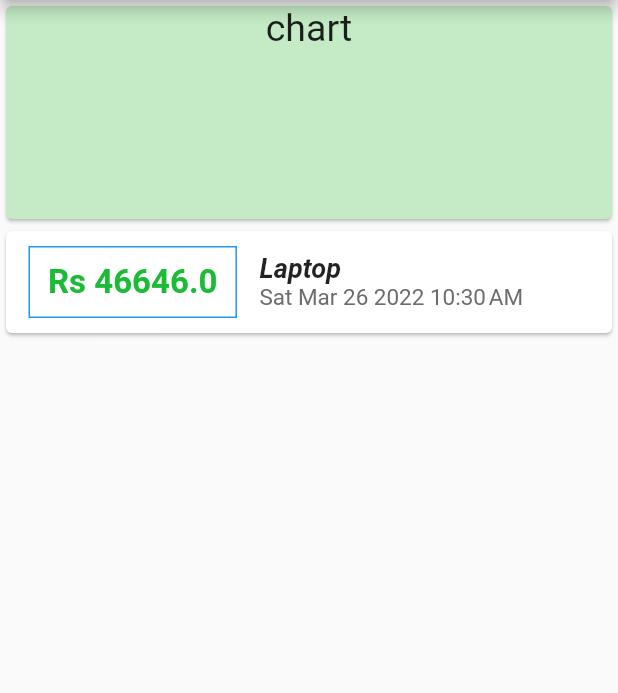
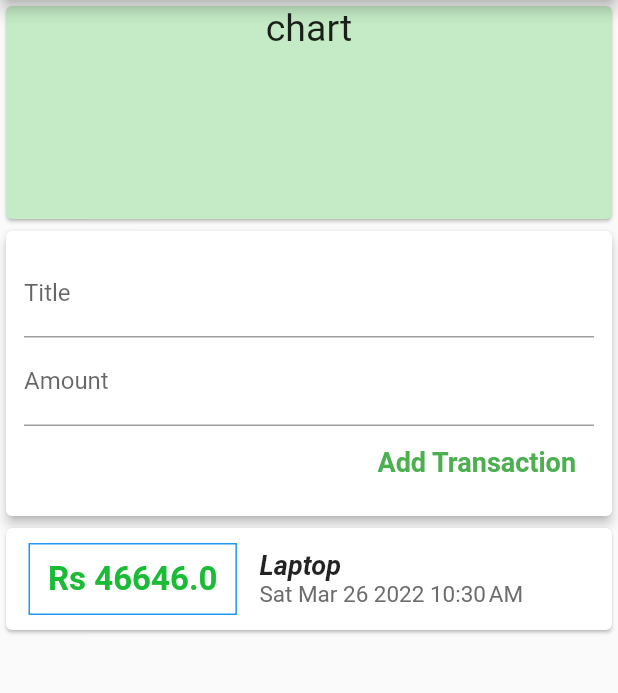
Before and after one commit to amitpanwar789/Personal-Expenses, a Flutter app: the screen it shows after launch, on a phone screen of 412 x 824 dp, the part 84-777 px from its top. Run offline on Flutter 3.47's test engine with Material 2 defaults, Android fonts, the phone set to English and light mode, and no system bars.

Commit message:
splitting widget

```diff
--- a/lib/main.dart
+++ b/lib/main.dart
@@ -1,10 +1,7 @@
-// ignore_for_file: prefer_const_constructors, must_be_immutable
+// ignore_for_file: prefer_const_constructors, must_be_immutable, prefer_const_literals_to_create_immutables
 
 import 'package:flutter/material.dart';
-import 'package:intl/intl.dart';
-import './tansaction.dart';
-
-
+import './widgets/user_transaction.dart';
 void main() => runApp(MyApp());
 
 class MyApp extends StatelessWidget {
@@ -21,16 +18,15 @@ class MyApp extends StatelessWidget {
 
 // ignore: use_key_in_widget_constructors
 class MyHomePage extends StatelessWidget {
-  final List<Transaction> tansactions = [
-    Transaction(id: '4544', date: DateTime.now(), price: 46646, title: "Laptop"),
-  ];
   @override
   Widget build(BuildContext context) {
     return Scaffold(
         appBar: AppBar(
           title: Text('Personal Expense'),
         ),
-        body: Column(
+        body: SingleChildScrollView(
+          child: Container(
+            child: Column(
               mainAxisAlignment: MainAxisAlignment.start,
               crossAxisAlignment: CrossAxisAlignment.center,
               children: <Widget>[
@@ -47,46 +43,11 @@ class MyHomePage extends StatelessWidget {
                     color: Color.fromARGB(255, 196, 235, 197),
                   ),
                 ),
-            Column(
-              children: tansactions.map((TX) {
-                return Card(
-                    child: Row(
-                  mainAxisAlignment: MainAxisAlignment.start,
-                  children: [
-                    Container(
-                      margin:
-                          EdgeInsets.symmetric(horizontal: 15, vertical: 10),
-                      child: Text("Rs ${TX.price}" ,
-                          style: TextStyle(
-                              fontWeight: FontWeight.bold,
-                              fontSize: 22,
-                              color: Color.fromARGB(255, 26, 187, 53))),
-                      padding:
-                          EdgeInsets.symmetric(vertical: 10, horizontal: 12),
-                      decoration:
-                          BoxDecoration(border: Border.all(color: Colors.blue)),
+                UserTransaction(),
+
+              ],
             ),
-                    Column(
-                      crossAxisAlignment: CrossAxisAlignment.start,
-                      children: [
-                        Text(
-                          TX.title,
-                          style: TextStyle(
-                              fontSize: 18,
-                              fontStyle: FontStyle.italic,
-                              fontWeight: FontWeight.bold),
           ),
-                        Text(
-                          DateFormat('EEE MMM d yyyy').add_jm().format(TX.date),
-                          style: TextStyle(fontSize: 15, color: Color.fromARGB(255, 109, 108, 108)),
-                        ),
-                      ],
-                    )
-                  ],
-                ));
-              }).toList(),
-            )
-          ],
         ));
   }
 }
--- a/lib/tansaction.dart
+++ b/lib/models/tansaction.dart
@@ -1,4 +1,3 @@
-import 'package:flutter/foundation.dart';
 
 class Transaction{
   final String id;
--- /dev/null
+++ b/lib/widgets/new_transaction.dart
@@ -0,0 +1,42 @@
+// ignore_for_file: prefer_const_constructors, deprecated_member_use
+
+import 'package:flutter/material.dart';
+
+class NewTransaction extends StatelessWidget {
+  //const NewTransaction({Key? key}) : super(key: key);
+  final Function AddNewTrans;
+  NewTransaction(this.AddNewTrans);
+  String title = "";
+  double amount = 0;
+  @override
+  Widget build(BuildContext context) {
+    return Card(
+      elevation: 3,
+      child: Container(
+        padding: EdgeInsets.symmetric(vertical: 12, horizontal: 12),
+        child: Column(crossAxisAlignment: CrossAxisAlignment.end, children: [
+          TextField(
+            decoration: InputDecoration(
+              labelText: "Title",
+            ),
+            onChanged: (val) => title = val,
+          ),
+          TextField(
+            decoration: InputDecoration(labelText: "Amount"),
+            onChanged: (val) {amount =double.parse(val);},
+          ),
+          FlatButton(
+              padding: EdgeInsets.symmetric(horizontal: 12, vertical: 12),
+              child: Text(
+                "Add Transaction",
+                style: TextStyle(
+                    fontWeight: FontWeight.bold,
+                    fontSize: 18,
+                    color: Colors.green),
+              ),
+              onPressed: () { AddNewTrans(title,amount);})
+        ]),
+      ),
+    );
+  }
+}
--- /dev/null
+++ b/lib/widgets/transactionList.dart
@@ -0,0 +1,50 @@
+// ignore_for_file: prefer_const_constructors, non_constant_identifier_names, file_names
+
+import 'package:flutter/material.dart';
+import 'package:intl/intl.dart';
+import '../models/tansaction.dart';
+
+class TransactionList extends StatelessWidget {
+  final List<Transaction> user_tansactions;
+  TransactionList(this.user_tansactions);
+  @override
+  Widget build(BuildContext context) {
+    return Column(
+      children: user_tansactions.map((TX) {
+        return Card(
+            child: Row(
+          mainAxisAlignment: MainAxisAlignment.start,
+          children: [
+            Container(
+              margin: EdgeInsets.symmetric(horizontal: 15, vertical: 10),
+              child: Text("Rs ${TX.price}",
+                  style: TextStyle(
+                      fontWeight: FontWeight.bold,
+                      fontSize: 22,
+                      color: Color.fromARGB(255, 26, 187, 53))),
+              padding: EdgeInsets.symmetric(vertical: 10, horizontal: 12),
+              decoration: BoxDecoration(border: Border.all(color: Colors.blue)),
+            ),
+            Column(
+              crossAxisAlignment: CrossAxisAlignment.start,
+              children: [
+                Text(
+                  TX.title,
+                  style: TextStyle(
+                      fontSize: 18,
+                      fontStyle: FontStyle.italic,
+                      fontWeight: FontWeight.bold),
+                ),
+                Text(
+                  DateFormat('EEE MMM d yyyy').add_jm().format(TX.date),
+                  style: TextStyle(
+                      fontSize: 15, color: Color.fromARGB(255, 109, 108, 108)),
+                ),
+              ],
+            )
+          ],
+        ));
+      }).toList(),
+    );
+  }
+}
--- /dev/null
+++ b/lib/widgets/user_transaction.dart
@@ -0,0 +1,37 @@
+// ignore_for_file: non_constant_identifier_names, prefer_const_constructors
+
+import 'package:flutter/material.dart';
+import './transactionList.dart';
+import './new_transaction.dart';
+import '../models/tansaction.dart';
+
+class UserTransaction extends StatefulWidget {
+  const UserTransaction({Key? key}) : super(key: key);
+
+  @override
+  State<UserTransaction> createState() => _UserTransactionState();
+}
+
+class _UserTransactionState extends State<UserTransaction> {
+  final List<Transaction> user_transactions = [
+    Transaction(
+        id: '4544', date: DateTime.now(), price: 46646, title: "Laptop"),
+  ];
+  void AddNewTrans(String txtitle, double txtAmount) {
+    final NewTrans = Transaction(
+        id: DateTime.now().toString(),
+        date: DateTime.now(),
+        price: txtAmount,
+        title: txtitle);
+        setState(() {
+          user_transactions.add(NewTrans);
+        });
+  }
+
+  @override
+  Widget build(BuildContext context) {
+    return Column(
+      children: [NewTransaction(AddNewTrans), TransactionList(user_transactions)],
+    );
+  }
+}
```
Lines whose indentation alone changed are shown as unchanged.
